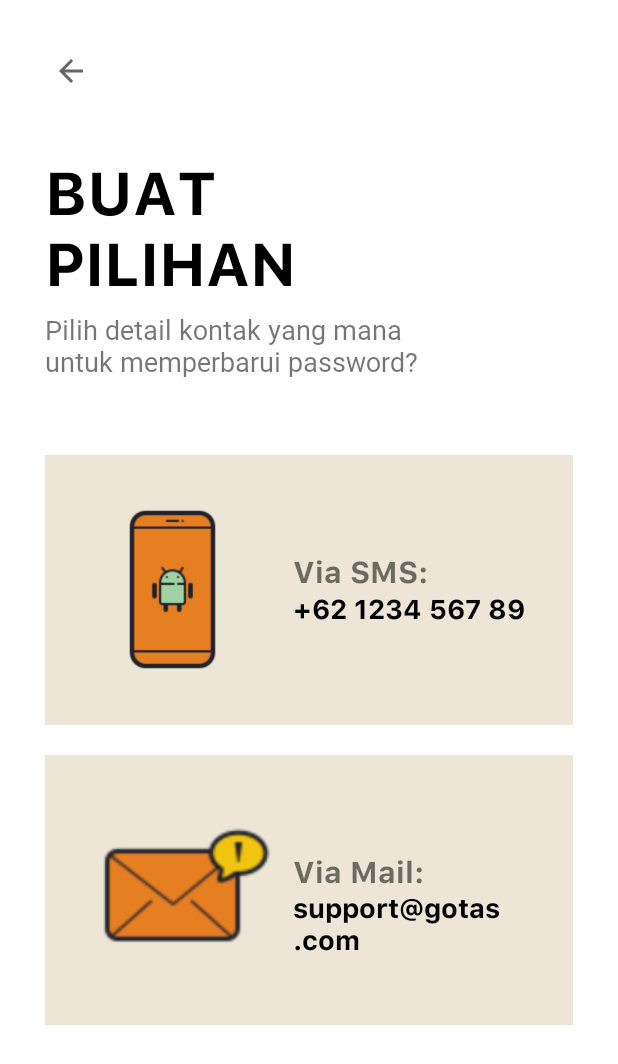
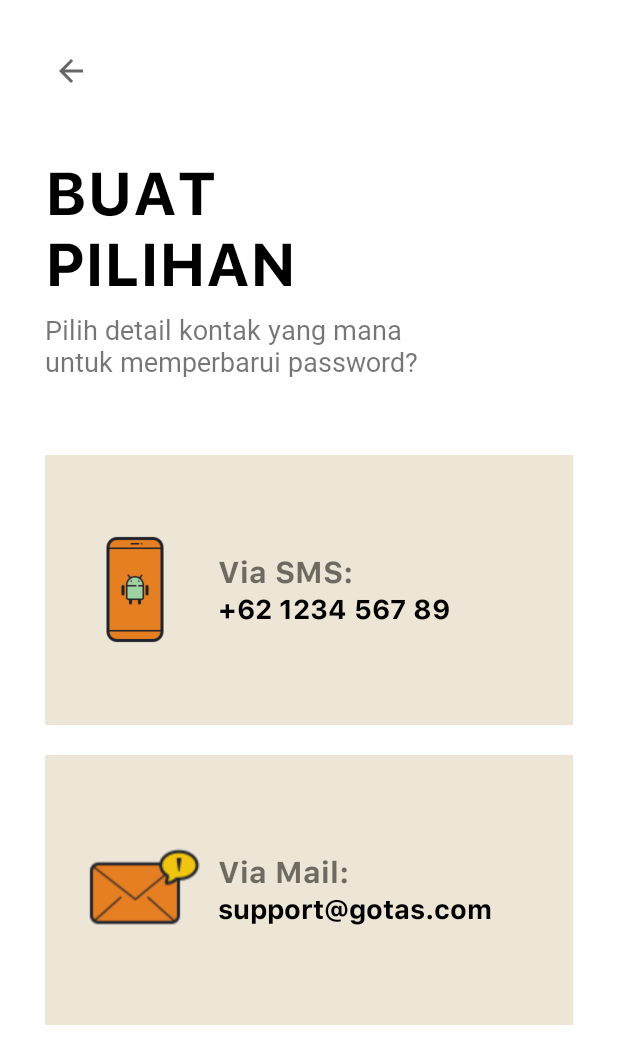
Before and after one commit to shofurafm/Gotas-2.0, an Android app: the MakeSelectionPage screen opened directly, with no data from a screen before it, on a phone screen of 412 x 824 dp. Shown: the top 1064 px of the screen. Run offline under Robolectric (Android 15) with nearby library versions, the light colour scheme and no system bars.

Commit message:
resize icon

```diff
--- a/app/src/main/res/layout/activity_make_selection_page.xml
+++ b/app/src/main/res/layout/activity_make_selection_page.xml
@@ -46,7 +46,7 @@
 
             <ImageView
                 android:id="@+id/mobileIcon"
-                android:layout_width="150dp"
+                android:layout_width="100dp"
                 android:layout_height="150dp"
                 android:src="@drawable/phone2_icon"
                 android:layout_centerVertical="true"
@@ -91,7 +91,7 @@
 
             <ImageView
                 android:id="@+id/emailIcon"
-                android:layout_width="150dp"
+                android:layout_width="100dp"
                 android:layout_height="150dp"
                 android:src="@drawable/mail_icon"
                 android:layout_centerVertical="true"
```
